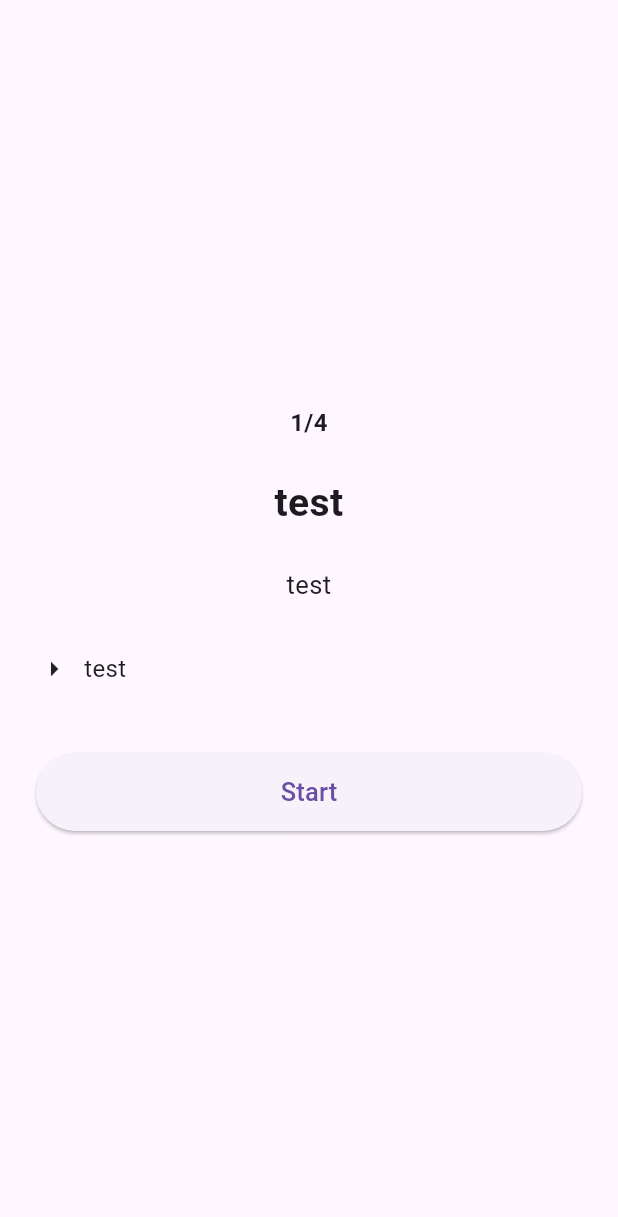
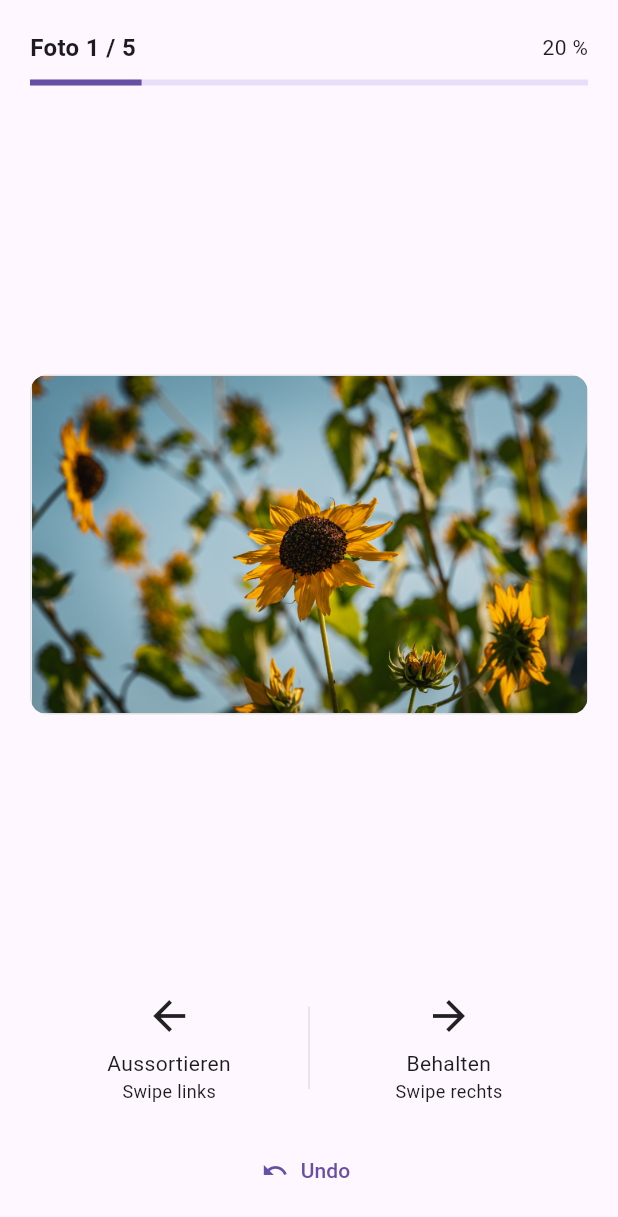
Before and after one commit to Winter-Michael97/photo_sorting_app, a Flutter app: the screen it shows after launch, on a phone screen of 412 x 824 dp. Shown: the top 1217 px of the screen. Run offline on Flutter 3.47's test engine with Material 3 defaults, Android fonts, the phone set to English and light mode, and no system bars.

Commit message:
implement swipe independent screen with keep discard and undo
-add test photo
-ass swipe independant screen with buttons

```diff
--- a/lib/main.dart
+++ b/lib/main.dart
@@ -1,5 +1,6 @@
 import 'package:flutter/material.dart';
 import 'package:photo_sorting_app/screens/condition_intro_screen.dart';
+import 'package:photo_sorting_app/screens/swipe_independent_screen.dart';
 
 import 'screens/start_screen.dart';
 
@@ -17,14 +18,37 @@ class MyApp extends StatelessWidget {
       title: 'Photo Triage Study',
       debugShowCheckedModeBanner: false,
       theme: ThemeData(useMaterial3: true),
-      home: ConditionIntroScreen(
+      home: SwipeIndependentScreen(
+        photoId: 'photo_01',
+        photoAssetPath: 'assets/test_images/photo_01.jpg',
+        currentIndex: 1,
+        totalCount: 5,
+
+        onKeep: (photoId) {
+          debugPrint('KEEP: $photoId');
+        },
+
+        onDiscard: (photoId) {
+          debugPrint('DISCARD: $photoId');
+        },
+
+        onUndo: () {
+          debugPrint('UNDO');
+        },
+
+        canUndo: true,
+      ),
+      //conditionintroscreen
+      /*
+      ConditionIntroScreen(
         conditionNumber: '1/4',
         title: 'test',
         description: 'test ',
         instructions: ['test'],
         onStart: () {},
-      ),
+      ),*/
 
+      //start screen
       /*StartScreen(
         onStartStudy: (participantId) {
           debugPrint('Study started for participant: $participantId');
--- /dev/null
+++ b/lib/screens/swipe_independent_screen.dart
@@ -0,0 +1,170 @@
+import 'package:flutter/material.dart';
+
+class SwipeIndependentScreen extends StatefulWidget {
+  final String photoId;
+  final String photoAssetPath;
+
+  final int currentIndex;
+  final int totalCount;
+
+  final ValueChanged<String> onKeep;
+  final ValueChanged<String> onDiscard;
+  final VoidCallback onUndo;
+
+  final bool canUndo;
+
+  const SwipeIndependentScreen({
+    super.key,
+    required this.photoId,
+    required this.photoAssetPath,
+    required this.currentIndex,
+    required this.totalCount,
+    required this.onKeep,
+    required this.onDiscard,
+    required this.onUndo,
+    this.canUndo = false,
+  });
+
+  @override
+  State<SwipeIndependentScreen> createState() => _SwipeIndependentScreenState();
+}
+
+class _SwipeIndependentScreenState extends State<SwipeIndependentScreen> {
+  double _dragX = 0;
+
+  static const double _swipeThreshold = 90;
+  static const double _velocityThreshold = 800;
+
+  void _handleDragUpdate(DragUpdateDetails details) {
+    setState(() {
+      _dragX += details.delta.dx;
+    });
+  }
+
+  void _handleDragEnd(DragEndDetails details) {
+    final velocity = details.primaryVelocity ?? 0;
+
+    final discard = _dragX < -_swipeThreshold || velocity < -_velocityThreshold;
+
+    final keep = _dragX > _swipeThreshold || velocity > _velocityThreshold;
+
+    // Foto zunächst wieder in Ausgangsposition setzen.
+    setState(() {
+      _dragX = 0;
+    });
+
+    if (discard) {
+      widget.onDiscard(widget.photoId);
+    } else if (keep) {
+      widget.onKeep(widget.photoId);
+    }
+  }
+
+  @override
+  Widget build(BuildContext context) {
+    final progress = widget.totalCount == 0
+        ? 0.0
+        : widget.currentIndex / widget.totalCount;
+
+    return Scaffold(
+      body: SafeArea(
+        child: Padding(
+          padding: const EdgeInsets.all(20),
+          child: Column(
+            children: [
+              // Fortschritt........
+
+              Row(
+                mainAxisAlignment: MainAxisAlignment.spaceBetween,
+                children: [
+                  Text(
+                    'Foto ${widget.currentIndex} / ${widget.totalCount}',
+                    style: const TextStyle(
+                      fontSize: 16,
+                      fontWeight: FontWeight.w600,
+                    ),
+                  ),
+                  Text('${(progress * 100).round()} %'),
+                ],
+              ),
+
+              const SizedBox(height: 10),
+
+              LinearProgressIndicator(value: progress),
+
+              const SizedBox(height: 32),
+
+              // ---------- Foto ----------
+              Expanded(
+                child: Center(
+                  child: GestureDetector(
+                    onHorizontalDragUpdate: _handleDragUpdate,
+                    onHorizontalDragEnd: _handleDragEnd,
+                    child: Transform.translate(
+                      offset: Offset(_dragX, 0),
+                      child: Container(
+                        constraints: const BoxConstraints(
+                          maxWidth: 500,
+                          maxHeight: 600,
+                        ),
+                        decoration: BoxDecoration(
+                          borderRadius: BorderRadius.circular(12),
+                          border: Border.all(color: Colors.grey.shade300),
+                        ),
+                        clipBehavior: Clip.antiAlias,
+                        child: Image.asset(
+                          widget.photoAssetPath,
+                          fit: BoxFit.contain,
+                        ),
+                      ),
+                    ),
+                  ),
+                ),
+              ),
+
+              const SizedBox(height: 24),
+
+              // ---------- Swipe Erklärung ----------
+              Row(
+                children: [
+                  Expanded(
+                    child: Column(
+                      children: const [
+                        Icon(Icons.arrow_back, size: 32),
+                        SizedBox(height: 6),
+                        Text('Aussortieren', textAlign: TextAlign.center),
+                        Text('Swipe links', style: TextStyle(fontSize: 12)),
+                      ],
+                    ),
+                  ),
+
+                  Container(height: 55, width: 1, color: Colors.grey.shade300),
+
+                  Expanded(
+                    child: Column(
+                      children: const [
+                        Icon(Icons.arrow_forward, size: 32),
+                        SizedBox(height: 6),
+                        Text('Behalten', textAlign: TextAlign.center),
+                        Text('Swipe rechts', style: TextStyle(fontSize: 12)),
+                      ],
+                    ),
+                  ),
+                ],
+              ),
+
+              const SizedBox(height: 20),
+
+              // ---------- Undo ----------
+              TextButton.icon(
+                onPressed: widget.canUndo ? widget.onUndo : null,
+                icon: const Icon(Icons.undo),
+                label: const Text('Undo'),
+              ),
+            ],
+          ),
+        ),
+      ),
+    );
+  }
+}
--- a/pubspec.yaml
+++ b/pubspec.yaml
@@ -26,9 +26,6 @@ dev_dependencies:
 # The following section is specific to Flutter packages.
 flutter:
   assets:
-    - assets/photos/clear_a1/
-    - assets/photos/clear_a2/
-    - assets/photos/series_b1/
-    - assets/photos/series_b2/
+    - assets/test_images/
 
   uses-material-design: true
```
Also changed, not shown: assets/test_images/photo_01.jpg (added), lib/screens/home_screen.dart (deleted).
